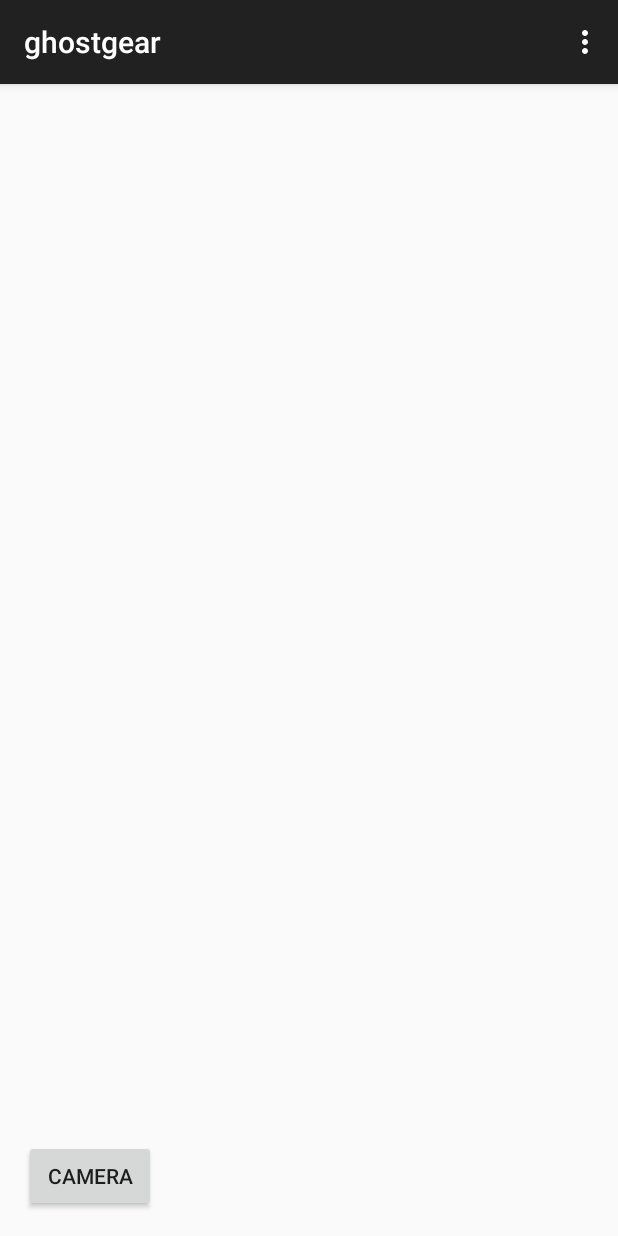
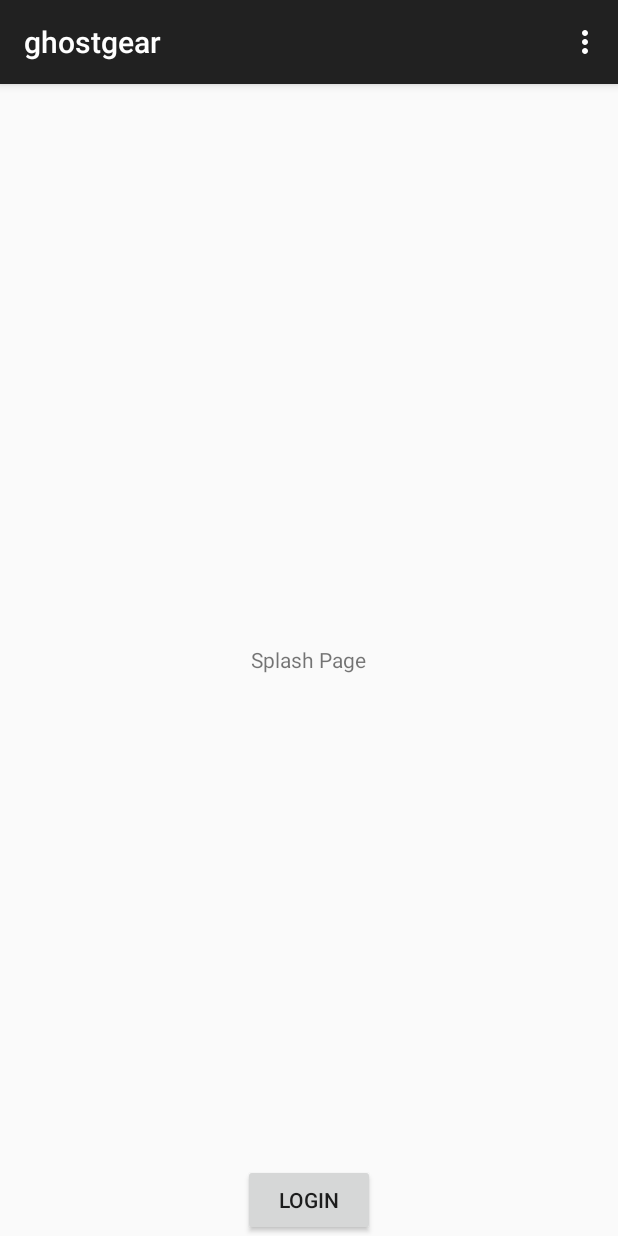
Before and after one commit to fishackathonTeamNoCal/android-ghostgear, an Android app: the screen it shows after launch (MainActivity before the commit, LoginActivity after it), on a phone screen of 412 x 824 dp. Run offline under Robolectric (Android 15) with nearby library versions, the phone set to English and light mode, and no system bars; our stand-ins replace ButterKnife.

Commit message:
package-names

```diff
--- a/app/build.gradle
+++ b/app/build.gradle
@@ -18,6 +18,10 @@ android {
             proguardFiles getDefaultProguardFile('proguard-android.txt'), 'proguard-rules.pro'
         }
     }
+
+    lintOptions {
+        disable 'InvalidPackage'
+    }
 }
 
 dependencies {
@@ -25,4 +29,5 @@ dependencies {
     compile 'com.android.support:appcompat-v7:23.1.1'
     compile 'com.github.hotchemi:permissionsdispatcher:2.0.7'
     apt 'com.github.hotchemi:permissionsdispatcher-processor:2.0.7'
+    compile 'com.jakewharton:butterknife:7.0.1'
 }
--- a/app/src/main/AndroidManifest.xml
+++ b/app/src/main/AndroidManifest.xml
@@ -11,7 +11,7 @@
         android:label="@string/app_name"
         android:theme="@style/AppTheme" >
         <activity
-            android:name=".MainActivity"
+            android:name=".activities.LoginActivity"
             android:label="@string/app_name" >
             <intent-filter>
                 <action android:name="android.intent.action.MAIN" />
@@ -19,6 +19,10 @@
                 <category android:name="android.intent.category.LAUNCHER" />
             </intent-filter>
         </activity>
+        <activity
+            android:name=".activities.MainActivity"
+            android:label="mainactivity" >
+        </activity>
     </application>
 
 </manifest>
--- /dev/null
+++ b/app/src/main/java/ghostgear/fishhackathon/com/ghostgear/activities/LoginActivity.java
@@ -0,0 +1,43 @@
+package ghostgear.fishhackathon.com.ghostgear.activities;
+
+import android.os.Bundle;
+import android.support.v7.app.AppCompatActivity;
+import android.view.Menu;
+import android.view.MenuItem;
+import android.widget.Button;
+
+import butterknife.Bind;
+import ghostgear.fishhackathon.com.ghostgear.R;
+
+public class LoginActivity extends AppCompatActivity {
+    @Bind(R.id.bvLogin)
+    Button bvLogin;
+
+    @Override
+    protected void onCreate(Bundle savedInstanceState) {
+        super.onCreate(savedInstanceState);
+        setContentView(R.layout.activity_login);
+    }
+
+    @Override
+    public boolean onCreateOptionsMenu(Menu menu) {
+        // Inflate the menu; this adds items to the action bar if it is present.
+        getMenuInflater().inflate(R.menu.menu_login, menu);
+        return true;
+    }
+
+    @Override
+    public boolean onOptionsItemSelected(MenuItem item) {
+        // Handle action bar item clicks here. The action bar will
+        // automatically handle clicks on the Home/Up button, so long
+        // as you specify a parent activity in AndroidManifest.xml.
+        int id = item.getItemId();
+
+        //noinspection SimplifiableIfStatement
+        if (id == R.id.action_settings) {
+            return true;
+        }
+
+        return super.onOptionsItemSelected(item);
+    }
+}
--- a/app/src/main/java/ghostgear/fishhackathon/com/ghostgear/MainActivity.java
+++ b/app/src/main/java/ghostgear/fishhackathon/com/ghostgear/activities/MainActivity.java
@@ -1,4 +1,4 @@
-package ghostgear.fishhackathon.com.ghostgear;
+package ghostgear.fishhackathon.com.ghostgear.activities;
 
 import android.content.Intent;
 import android.graphics.Bitmap;
@@ -17,6 +17,8 @@ import android.widget.ImageView;
 import android.widget.Toast;
 
 import java.io.File;
+
+import ghostgear.fishhackathon.com.ghostgear.R;
 
 public class MainActivity extends AppCompatActivity {
     public final String APP_TAG = "GhostGear";
--- /dev/null
+++ b/app/src/main/res/layout/activity_login.xml
@@ -0,0 +1,20 @@
+<?xml version="1.0" encoding="utf-8"?>
+<RelativeLayout xmlns:android="http://schemas.android.com/apk/res/android"
+    android:layout_width="match_parent" android:layout_height="match_parent">
+
+    <TextView
+        android:layout_width="wrap_content"
+        android:layout_height="wrap_content"
+        android:textAppearance="?android:attr/textAppearanceSmall"
+        android:text="Splash Page"
+        android:id="@+id/textView"
+        android:layout_centerVertical="true"
+        android:layout_centerHorizontal="true" />
+    <Button
+        android:layout_width="wrap_content"
+        android:layout_height="wrap_content"
+        android:id="@+id/bvLogin"
+        android:text="Login"
+        android:layout_alignParentBottom="true"
+        android:layout_centerHorizontal="true"/>
+</RelativeLayout>
--- /dev/null
+++ b/app/src/main/res/menu/menu_login.xml
@@ -0,0 +1,7 @@
+<menu xmlns:android="http://schemas.android.com/apk/res/android"
+    xmlns:app="http://schemas.android.com/apk/res-auto"
+    xmlns:tools="http://schemas.android.com/tools"
+    tools:context="ghostgear.fishhackathon.com.ghostgear.activities.LoginActivity">
+    <item android:id="@+id/action_settings" android:title="@string/action_settings"
+        android:orderInCategory="100" app:showAsAction="never" />
+</menu>
--- a/app/src/main/res/values/strings.xml
+++ b/app/src/main/res/values/strings.xml
@@ -3,4 +3,5 @@
 
     <string name="hello_world">Hello world!</string>
     <string name="action_settings">Settings</string>
+    <string name="title_activity_login">LoginActivity</string>
 </resources>
```
Also changed, not shown: 1 other file.
